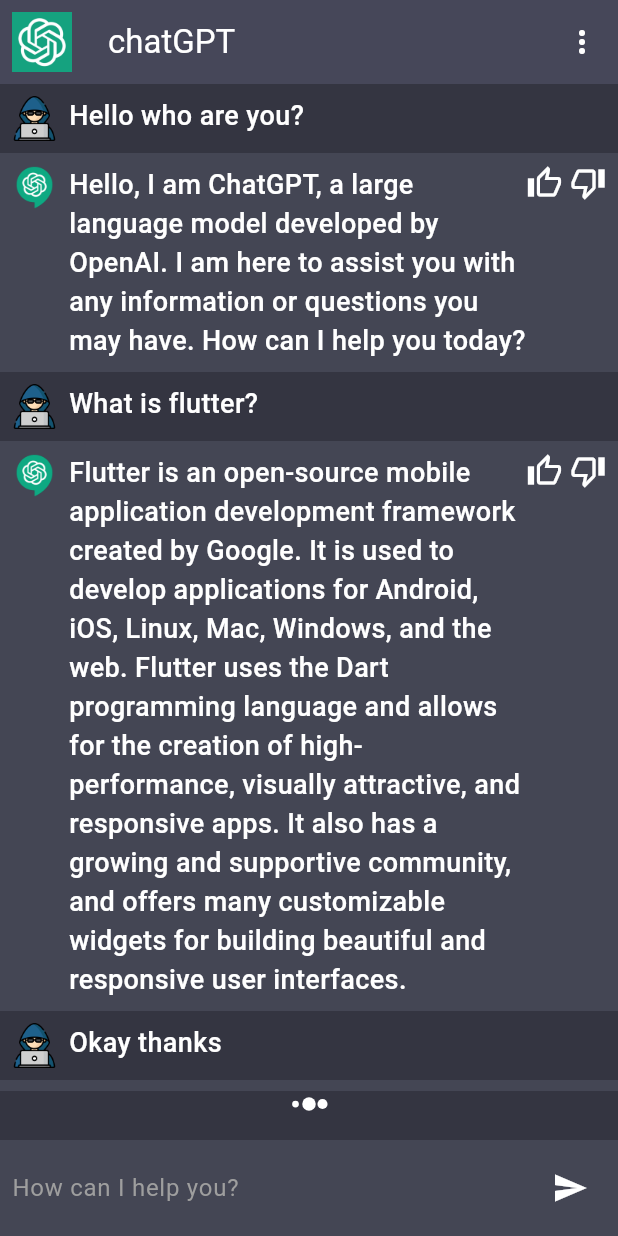
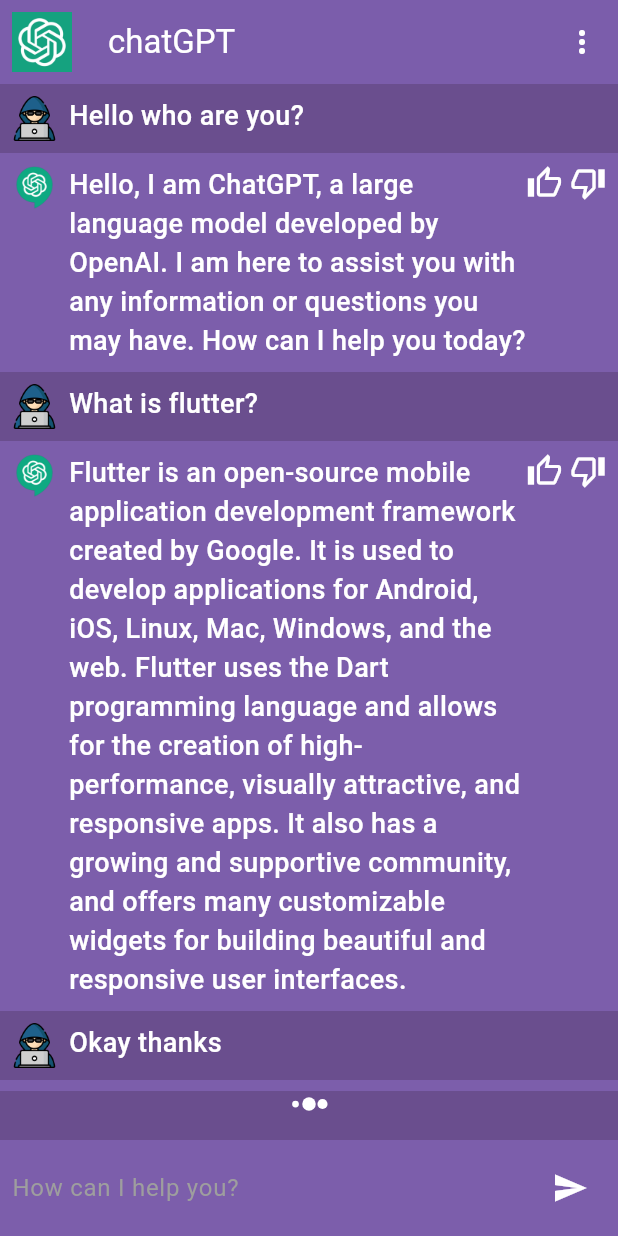
Before and after one commit to Brian-Riant/chatgpt_clone, a Flutter app: the screen it shows after launch, on a phone screen of 412 x 824 dp. Run offline on Flutter 3.47's test engine with Material 3 defaults, Android fonts, the phone set to English and light mode, and no system bars; our stand-ins replace flutter_spinkit.

Commit message:
flutter [11/100]

```diff
--- /dev/null
+++ b/lib/constants/api_constant.dart
@@ -0,0 +1,2 @@
+String BASE_URL = "https://api.openai.com/v1";
+String API_KEY = "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";
--- a/lib/constants/constants.dart
+++ b/lib/constants/constants.dart
@@ -1,7 +1,31 @@
+import 'package:chatgpt_clone/widgets/text_widget.dart';
 import 'package:flutter/material.dart';
 
-Color scaffoldBackgroundColor = const Color(0xFF343541);
-Color cardColor = const Color(0xFF444654);
+Color scaffoldBackgroundColor = const Color(0xFF6A4E8E);
+Color cardColor = const Color(0xFF7C5EAB);
+
+List<String> models = [
+  'Model1',
+  'Model2',
+  'Model3',
+  'Model4',
+  'Model5',
+  'Model6',
+];
+
+//create a Getter for the  dropdown menu for it to access the dummy data above
+List<DropdownMenuItem<String>>? get getModelsItem {
+  List<DropdownMenuItem<String>>? modelsItems =
+      List<DropdownMenuItem<String>>.generate(
+          models.length,
+          (index) => DropdownMenuItem(
+              value: models[index],
+              child: TextWidget(
+                label: models[index],
+                fontSize: 15,
+              )));
+  return modelsItems;
+}
 
 final chatMessages = [
   {
--- a/lib/services/services.dart
+++ b/lib/services/services.dart
@@ -1,4 +1,5 @@
 import 'package:chatgpt_clone/constants/constants.dart';
+import 'package:chatgpt_clone/widgets/drop_down.dart';
 import 'package:chatgpt_clone/widgets/text_widget.dart';
 import 'package:flutter/material.dart';
 
@@ -12,6 +13,7 @@ class Services {
           return const Padding(
             padding: EdgeInsets.all(18.0),
             child: Row(
+              mainAxisAlignment: MainAxisAlignment.spaceBetween,
               children: [
                 Flexible(
                   child: TextWidget(
@@ -19,6 +21,9 @@ class Services {
                     fontSize: 16,
                   ),
                 ),
+                Flexible(
+                  child: ModelsDropDownWidget(),
+                ),
               ],
             ),
           );
```
Also changed, not shown: lib/screens/chat_screen.dart (+10 -2 lines), lib/services/api_services.dart (added, +20 -0 lines), lib/widgets/drop_down.dart (added, +26 -0 lines).
